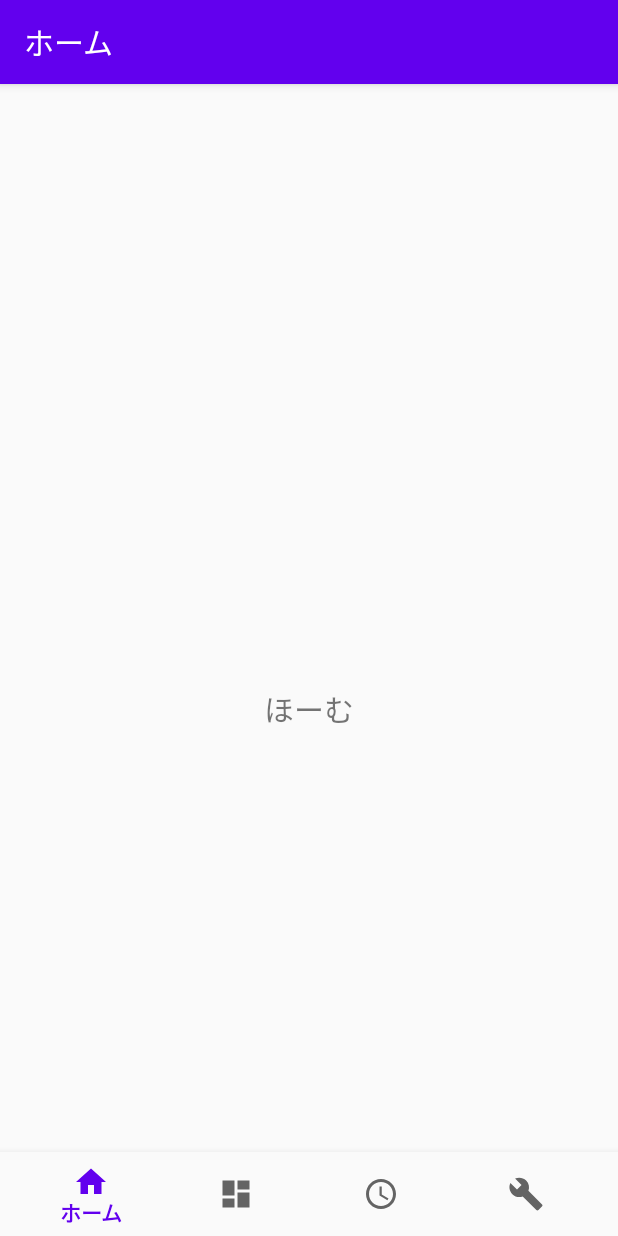
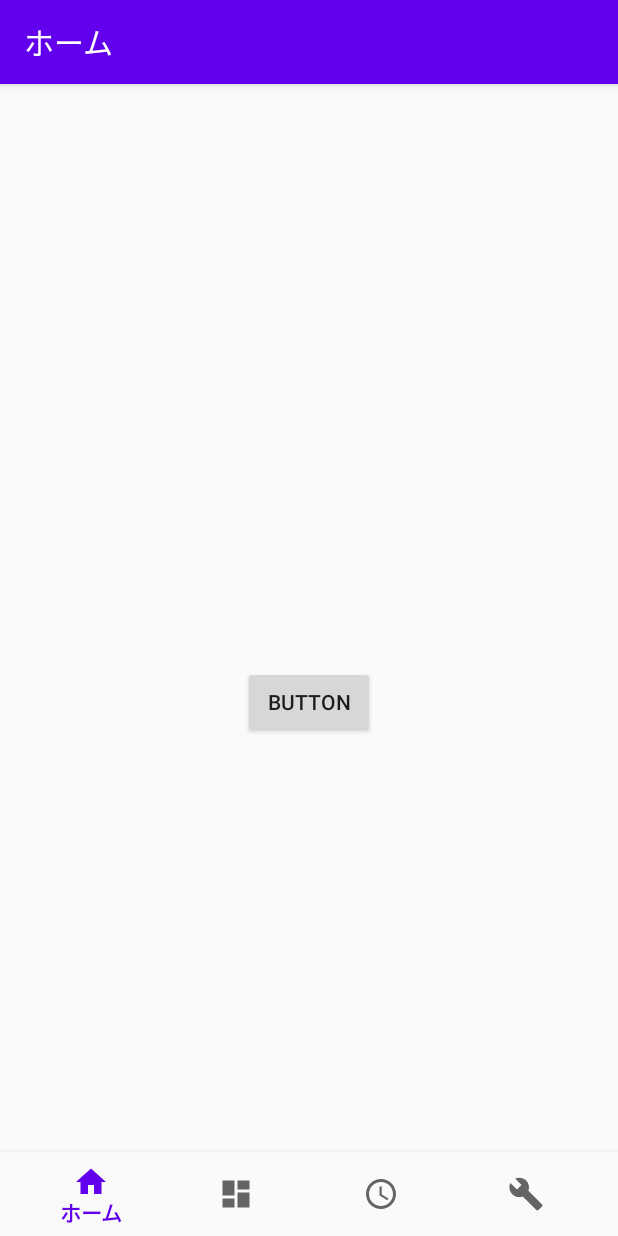
Before and after one commit to TeamSaifu/Saifu_Android, an Android app: the screen it shows after launch (MainActivity), on a phone screen of 412 x 824 dp. Run offline under Robolectric (Android 15) with nearby library versions, the phone set to English and light mode, and no system bars; our stand-ins replace navigation-ui.

Commit message:
ホームフラグメントにテスト用の画面推移ボタンを設置

```diff
--- a/app/src/main/java/com/example/saifu_android/ui/home/HomeFragment.kt
+++ b/app/src/main/java/com/example/saifu_android/ui/home/HomeFragment.kt
@@ -1,25 +1,31 @@
 package com.example.saifu_android.ui.home
 
+import android.content.Intent
 import android.os.Bundle
 import android.view.LayoutInflater
 import android.view.View
 import android.view.ViewGroup
-import android.widget.TextView
+import android.widget.Button
 import androidx.fragment.app.Fragment
-import androidx.lifecycle.Observer
-import androidx.lifecycle.ViewModelProviders
 import com.example.saifu_android.R
 
 class HomeFragment : Fragment() {
 
     override fun onCreateView(
-            inflater: LayoutInflater,
-            container: ViewGroup?,
-            savedInstanceState: Bundle?
+        inflater: LayoutInflater,
+        container: ViewGroup?,
+        savedInstanceState: Bundle?
     ): View? {
         val root = inflater.inflate(R.layout.fragment_home, container, false)
-        val textView: TextView = root.findViewById(R.id.text_home)
-        textView.text = "ほーむ"
+
+        val buttonshow =
+            root.findViewById(R.id.show_button) as Button
+        buttonshow.setOnClickListener {
+            //表示テスト用ボタン
+            //ここを表示したい名前に変更してね
+            startActivity(Intent(getActivity(), ::class.java))
+        }
+        //メイン画面作るときにこの行は消してもらって構いません。
         return root
     }
 }
--- a/app/src/main/res/layout/fragment_home.xml
+++ b/app/src/main/res/layout/fragment_home.xml
@@ -6,15 +6,11 @@
     android:layout_height="match_parent"
     tools:context=".ui.home.HomeFragment">
 
-    <TextView
-        android:id="@+id/text_home"
-        android:layout_width="match_parent"
+    <Button
+        android:id="@+id/show_button"
+        android:layout_width="wrap_content"
         android:layout_height="wrap_content"
-        android:layout_marginStart="8dp"
-        android:layout_marginTop="8dp"
-        android:layout_marginEnd="8dp"
-        android:textAlignment="center"
-        android:textSize="20sp"
+        android:text="Button"
         app:layout_constraintBottom_toBottomOf="parent"
         app:layout_constraintEnd_toEndOf="parent"
         app:layout_constraintStart_toStartOf="parent"
```
